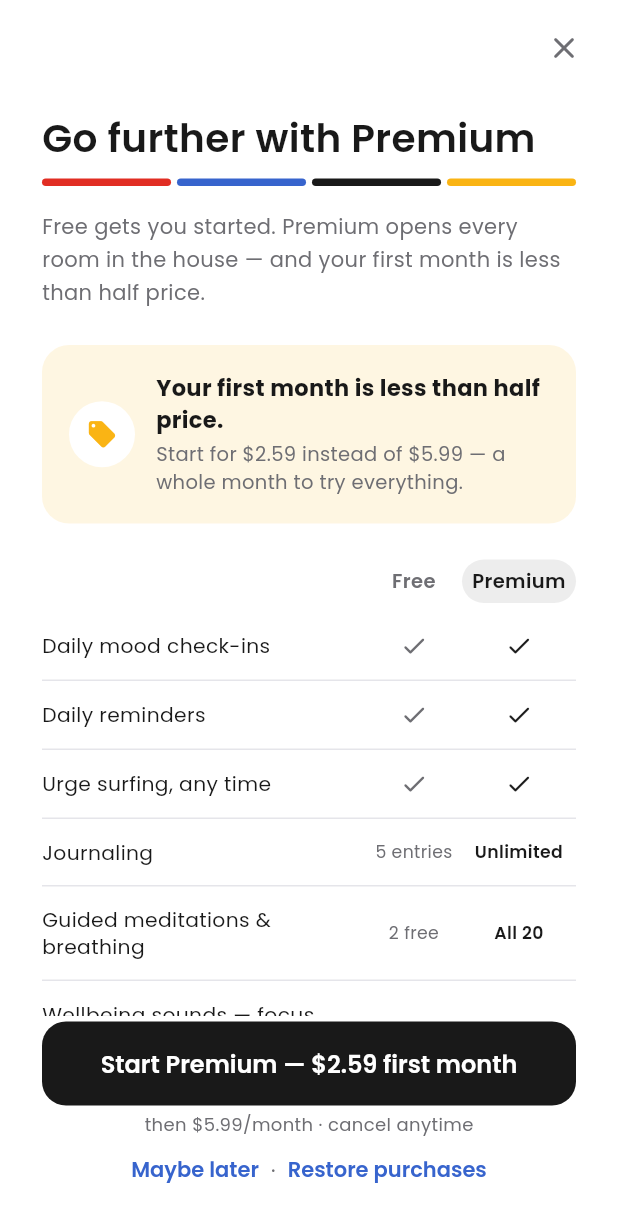
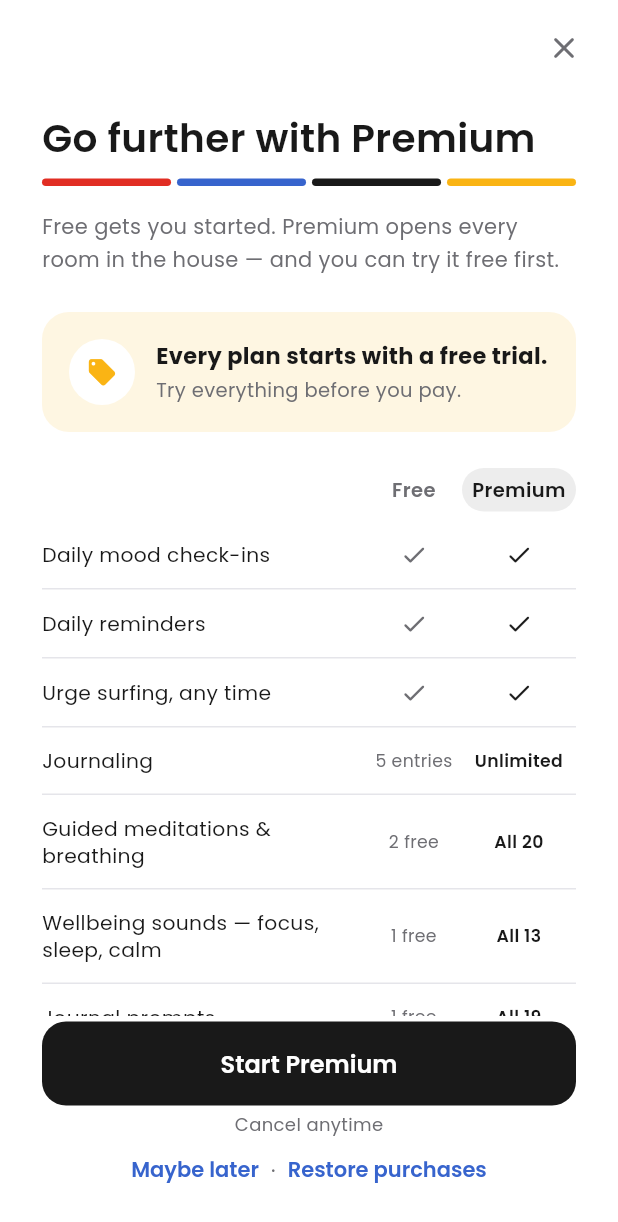
Before and after one commit to Reagandennis/yournotalone, a Flutter app: the PaywallScreen screen opened directly with empty values, on a phone screen of 412 x 824 dp. Shown: the top 1222 px of the screen. Run offline on Flutter 3.47's test engine with Material 3 defaults, Android fonts, the phone set to English and light mode, and no system bars; our stand-ins replace audioplayers, flutter_local_notifications, flutter_timezone, google_sign_in, image_picker, just_audio and 5 more; missing offline and left inert: purchases_flutter, purchases_ui_flutter; accounts and stored records are empty.

```diff
--- a/lib/billing/pricing_copy.dart
+++ b/lib/billing/pricing_copy.dart
@@ -1,30 +1,22 @@
-/// Every price and offer claim in one place.
+/// Every offer claim in one place.
 ///
-/// The store is the real source of prices — RevenueCat returns them
+/// The store is the only source of prices — RevenueCat returns them
 /// localised, and the paywall shows those whenever it can reach the store.
-/// These strings are the fallback shown when it can't, plus the offer
-/// wording used by the upgrade sheets, which have no store data at all.
+/// Nothing here quotes a price: a hard-coded one went stale the moment the
+/// Play Console prices changed, and was in the wrong currency for most
+/// users anyway (Play charges in Ksh in Kenya).
 ///
-/// They used to be written out in ten different files, so changing a price
-/// meant leaving nine stale claims behind. Keep them here.
+/// This wording used to be written out in ten different files, so changing
+/// the offer meant leaving nine stale claims behind. Keep it here, and
+/// update it when the offer itself changes.
 library;
 
-/// Introductory price for the first month.
-const introPrice = '\$2.59';
-
-/// What it costs from month two.
-const monthlyPrice = '\$5.99';
-
-/// The yearly plan.
-const yearlyPrice = '\$60';
-
-/// How the intro offer is described where no price is shown.
+/// How the offer is described where no store data is shown.
 ///
-/// Deliberately not a percentage: the discount changes whenever a price
-/// does, and store prices are localised per country, so a hard number is a
-/// claim that goes stale or is simply wrong somewhere. $introPrice against
-/// $monthlyPrice is 57% off — "less than half price" stays true.
-const introOffer = 'your first month is less than half price';
+/// Both plans start with a free trial, but not the same length (monthly 7
+/// days, yearly 1 month), so this never names a length. If the trials are
+/// ever removed in Play Console, this becomes a false claim — change it.
+const introOffer = 'you can try it free first';
 
 /// Sentence-ending version, capitalised for the start of a line.
-const introOfferSentence = 'Your first month is less than half price.';
+const introOfferSentence = 'Every plan starts with a free trial.';
--- a/lib/home/home_ui.dart
+++ b/lib/home/home_ui.dart
@@ -151,8 +151,7 @@ bool journalCapAllows(BuildContext context, int entryCount) {
     context,
     title: 'You\'ve filled your free pages',
     message: 'The free plan includes $freeJournalEntryLimit journal entries. '
-        'Premium unlocks unlimited journaling — and your first month is '
-        '$introOffer.',
+        'Premium unlocks unlimited journaling — and $introOffer.',
   );
   return false;
 }
--- a/lib/journal/journal_hub_screen.dart
+++ b/lib/journal/journal_hub_screen.dart
@@ -234,8 +234,7 @@ class JournalHubScreen extends StatelessWidget {
                       context,
                       'Mood history is part of Premium',
                       'Checking in is always free. Premium keeps the record '
-                          'and shows you the pattern — and your first month '
-                          '$introOffer.',
+                          'and shows you the pattern — and $introOffer.',
                     )) {
                       return;
                     }
--- a/lib/legal/legal_content.dart
+++ b/lib/legal/legal_content.dart
@@ -10,7 +10,7 @@ const legalEntityAddress = '179 Runda Drive, Nairobi, Kenya';
 const legalContactEmail = 'reaganprezzo@gmail.com';
 const legalGoverningCountry = 'Kenya';
 
-const legalLastUpdated = '7 September 2026';
+const legalLastUpdated = '14 September 2026';
 
 class LegalDoc {
   const LegalDoc({
@@ -248,9 +248,9 @@ final termsOfService = LegalDoc(
           'unless you cancel at least 24 hours before renewal.\n'
           '•  Cancel anytime in your App Store or Google Play subscription '
           'settings; you keep access until the end of the paid period.\n'
-          '•  Introductory offers (like a discounted first month) apply '
-          'once per account, and the subscription renews at the standard '
-          'price afterwards.\n'
+          '•  Introductory offers (like a free trial) apply once per '
+          'account. When the offer ends, the subscription continues at the '
+          'standard price unless you cancel before then.\n'
           '•  Refunds are handled by Apple or Google under their policies. '
           'EU consumers: by starting the subscription immediately, you '
           'consent to immediate performance and acknowledge that the '
--- a/lib/onboarding/paywall_screen.dart
+++ b/lib/onboarding/paywall_screen.dart
@@ -358,7 +358,7 @@ class _PaywallScreenState extends State<PaywallScreen> {
                 ? (trial != null
                     ? 'Try free for $trial'
                     : 'Start Premium — ${_selected!.storeProduct.priceString}')
-                : 'Start Premium — $introPrice first month',
+                : 'Start Premium',
             loading: _loading,
             onPressed: _buy,
           ),
@@ -368,7 +368,7 @@ class _PaywallScreenState extends State<PaywallScreen> {
                 ? '${trial != null ? 'then ' : ''}'
                     '${_selected!.storeProduct.priceString}'
                     '${_periodSuffix(_selected!)} · cancel anytime'
-                : 'then $monthlyPrice/month · cancel anytime',
+                : 'Cancel anytime',
             style: const TextStyle(fontSize: 12, color: Brand.textMuted),
           ),
           const SizedBox(height: 2),
@@ -455,8 +455,7 @@ class _PaywallScreenState extends State<PaywallScreen> {
                           ? 'Every plan starts with a free trial'
                               '${_savingsPercent != null ? ' — and yearly saves you $_savingsPercent% vs paying monthly' : ''}. '
                               'Cancel anytime.'
-                          : 'Start for $introPrice instead of $monthlyPrice '
-                              '— a whole month to try everything.',
+                          : 'Try everything before you pay.',
                       style: const TextStyle(
                         fontSize: 13,
                         color: Brand.textMuted,
--- a/lib/support/faq_screen.dart
+++ b/lib/support/faq_screen.dart
@@ -48,9 +48,8 @@ const _sections = [
       'What do I get with Premium?',
       'Every room in the house: the full meditation library, all calming '
           'sounds and breathing exercises, unlimited journaling, and the '
-          'complete recovery toolkit. Your first month usually comes with '
-          'an introductory discount — the price is always shown before you '
-          'subscribe.',
+          'complete recovery toolkit. Plans usually start with a free trial '
+          '— the price is always shown before you subscribe.',
     ),
     _FaqItem(
       'How do I cancel my subscription?',
```
Also changed, not shown: 2 other files.
